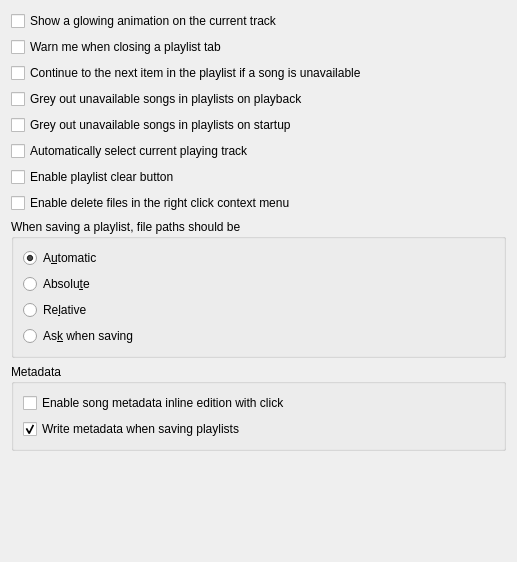
Old version of the form src/settings/playlistsettingspage.ui in the repository strawberrymusicplayer/strawberry.
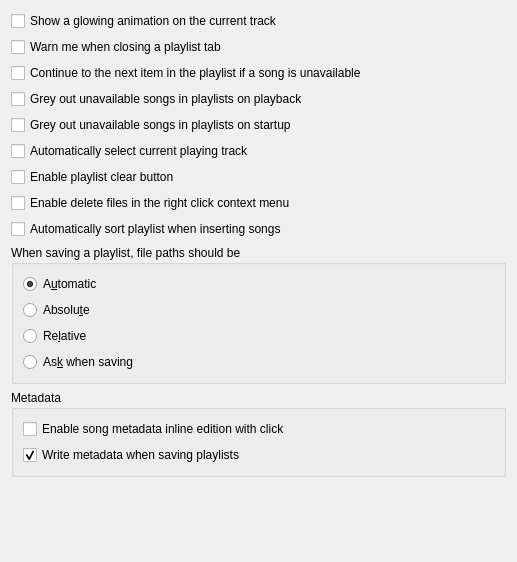
New version of the form.

Commit message:
Inform of song change on play restart, add playlist auto sorting.
Fixes #511

```diff
--- a/src/settings/playlistsettingspage.ui
+++ b/src/settings/playlistsettingspage.ui
@@ -70,6 +70,13 @@
      </property>
     </widget>
    </item>
+   <item>
+    <widget class="QCheckBox" name="checkbox_auto_sort">
+     <property name="text">
+      <string>Automatically sort playlist when inserting songs</string>
+     </property>
+    </widget>
+   </item>
    <item>
     <widget class="QGroupBox" name="groupbox_paths">
      <property name="title">
```
The commit also changes 8 other files.
